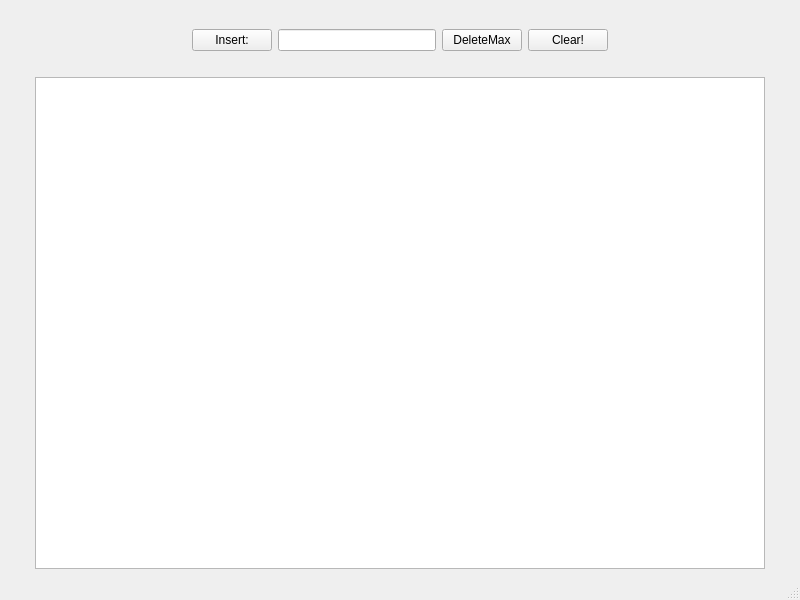
The window that BinHeap/plooter.ui (Pimed23/AED) describes before a commit, drawn with Qt 5.
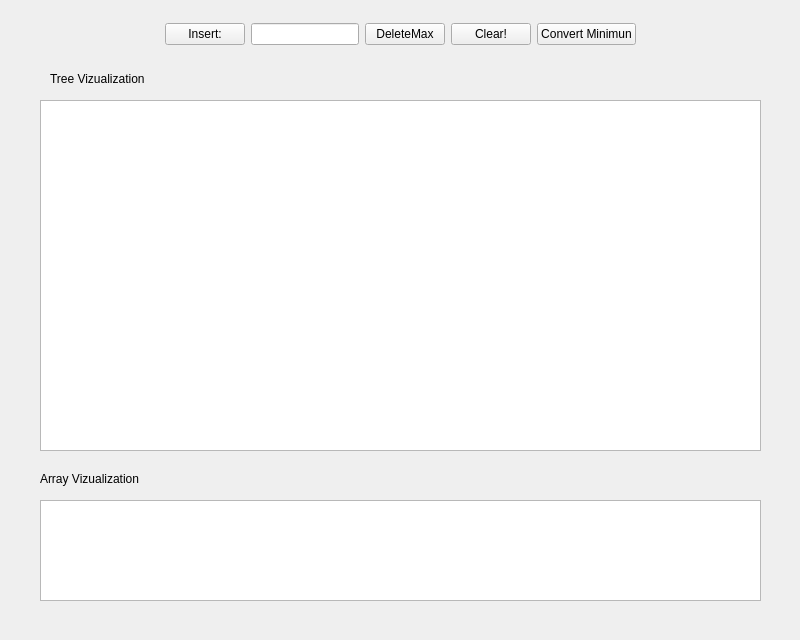
The same window after the commit.

What changed in the file:
```diff
--- a/BinHeap/plooter.ui
+++ b/BinHeap/plooter.ui
@@ -7,43 +7,58 @@
     <x>0</x>
     <y>0</y>
     <width>800</width>
-    <height>600</height>
+    <height>640</height>
    </rect>
   </property>
   <property name="windowTitle">
    <string>Plooter</string>
   </property>
   <widget class="QWidget" name="centralwidget">
-   <layout class="QVBoxLayout" name="verticalLayout">
-    <item>
-     <layout class="QHBoxLayout" name="horizontalLayout_3">
-      <item>
-       <widget class="QLabel" name="spacer10">
+   <widget class="QLabel" name="treeTitle">
+    <property name="geometry">
+     <rect>
+      <x>50</x>
+      <y>70</y>
+      <width>211</width>
+      <height>18</height>
+     </rect>
+    </property>
         <property name="text">
-         <string/>
-        </property>
-       </widget>
-      </item>
-      <item>
-       <widget class="QLabel" name="gradeLabel">
+     <string>Tree Vizualization</string>
+    </property>
+   </widget>
+   <widget class="QLabel" name="arrayTitle">
+    <property name="geometry">
+     <rect>
+      <x>40</x>
+      <y>470</y>
+      <width>211</width>
+      <height>18</height>
+     </rect>
+    </property>
         <property name="text">
-         <string/>
-        </property>
-        <property name="alignment">
-         <set>Qt::AlignCenter</set>
-        </property>
-       </widget>
-      </item>
-      <item>
-       <widget class="QLabel" name="spacer12">
-        <property name="text">
-         <string/>
-        </property>
-       </widget>
-      </item>
-     </layout>
-    </item>
-    <item>
+     <string>Array Vizualization</string>
+    </property>
+   </widget>
+   <widget class="QGraphicsView" name="imageArray">
+    <property name="geometry">
+     <rect>
+      <x>40</x>
+      <y>500</y>
+      <width>721</width>
+      <height>101</height>
+     </rect>
+    </property>
+   </widget>
+   <widget class="QWidget" name="">
+    <property name="geometry">
+     <rect>
+      <x>40</x>
+      <y>20</y>
+      <width>721</width>
+      <height>28</height>
+     </rect>
+    </property>
      <layout class="QHBoxLayout" name="horizontalLayout">
       <item>
        <widget class="QLabel" name="spacer3">
@@ -96,6 +111,13 @@
         </property>
        </widget>
       </item>
+     <item>
+      <widget class="QPushButton" name="convertPush">
+       <property name="text">
+        <string>Convert Minimun</string>
+       </property>
+      </widget>
+     </item>
       <item>
        <spacer name="horizontalSpacer_2">
         <property name="orientation">
@@ -124,50 +146,17 @@
        </widget>
       </item>
      </layout>
-    </item>
-    <item>
-     <widget class="QLabel" name="spacer13">
-      <property name="text">
-       <string/>
-      </property>
-     </widget>
-    </item>
-    <item>
-     <layout class="QHBoxLayout" name="horizontalLayout_2">
-      <item>
-       <widget class="QLabel" name="spacer8">
-        <property name="text">
-         <string/>
-        </property>
-       </widget>
-      </item>
-      <item>
-       <widget class="QLabel" name="spacer6">
-        <property name="text">
-         <string/>
-        </property>
-       </widget>
-      </item>
-      <item>
-       <widget class="QGraphicsView" name="imageTree"/>
-      </item>
-      <item>
-       <widget class="QLabel" name="spacer5">
-        <property name="text">
-         <string/>
-        </property>
-       </widget>
-      </item>
-      <item>
-       <widget class="QLabel" name="spacer7">
-        <property name="text">
-         <string/>
-        </property>
-       </widget>
-      </item>
-     </layout>
-    </item>
-   </layout>
+   </widget>
+   <widget class="QGraphicsView" name="imageTree">
+    <property name="geometry">
+     <rect>
+      <x>40</x>
+      <y>100</y>
+      <width>721</width>
+      <height>351</height>
+     </rect>
+    </property>
+   </widget>
   </widget>
   <widget class="QMenuBar" name="menubar">
    <property name="geometry">
@@ -179,7 +168,6 @@
     </rect>
    </property>
   </widget>
-  <widget class="QStatusBar" name="statusbar"/>
  </widget>
  <resources/>
  <connections/>
```
Lines whose indentation alone changed are shown as unchanged.
